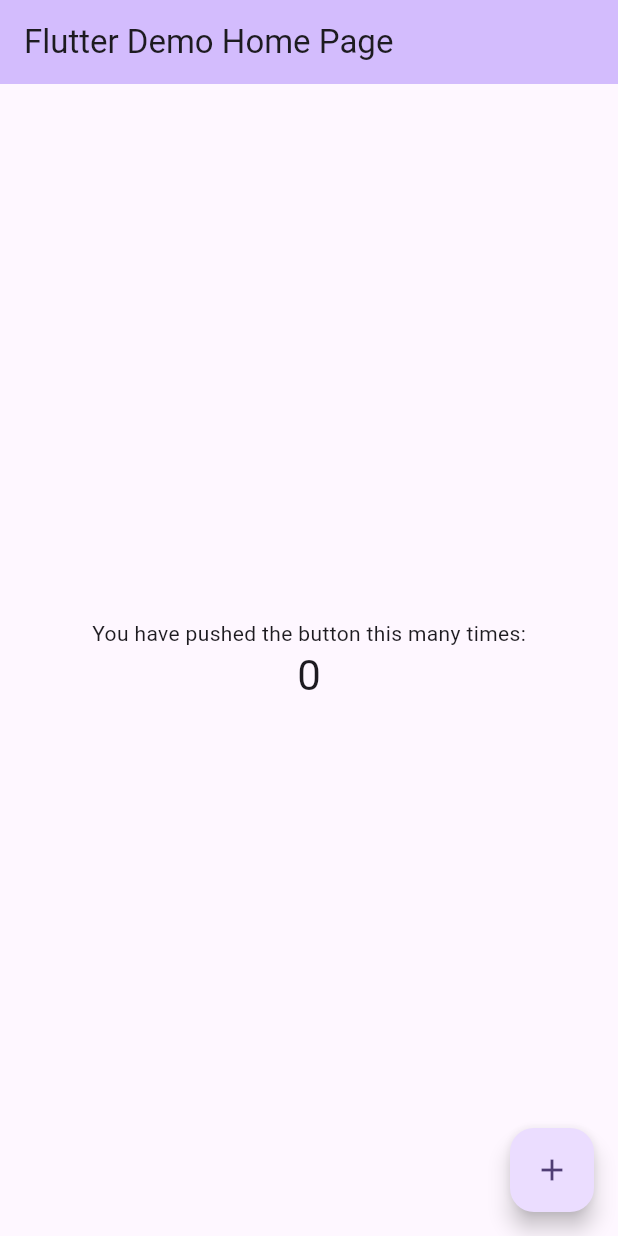
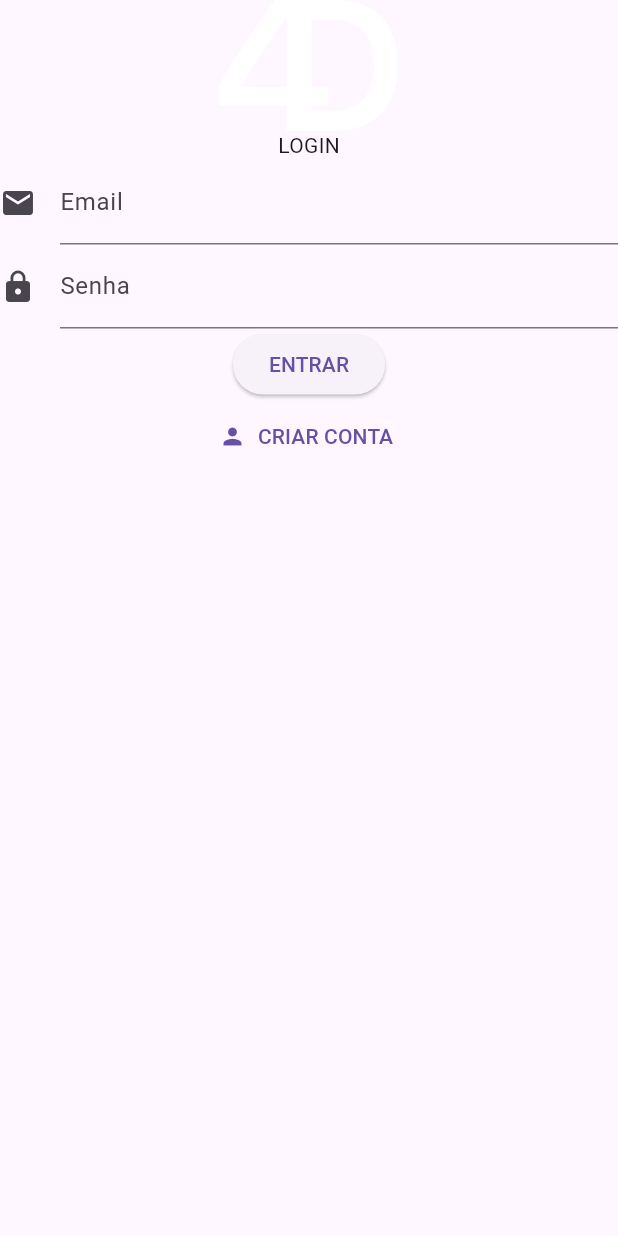
Before and after one commit to RogerDanielSS/flutter_clean_arch, a Flutter app: the screen it shows after launch, on a phone screen of 412 x 824 dp. Run offline on Flutter 3.47's test engine with Material 3 defaults, Android fonts, the phone set to English and light mode, and no system bars.

Commit message:
add login page

```diff
--- a/lib/main.dart
+++ b/lib/main.dart
@@ -1,125 +1,7 @@
 import 'package:flutter/material.dart';
 
-void main() {
-  runApp(const MyApp());
+import '../ui/components/components.dart';
+
+void main(){
+  runApp(const App());
 }
-
-class MyApp extends StatelessWidget {
-  const MyApp({super.key});
-
-  // This widget is the root of your application.
-  @override
-  Widget build(BuildContext context) {
-    return MaterialApp(
-      title: 'Flutter Demo',
-      theme: ThemeData(
-        // This is the theme of your application.
-        //
-        // TRY THIS: Try running your application with "flutter run". You'll see
-        // the application has a purple toolbar. Then, without quitting the app,
-        // try changing the seedColor in the colorScheme below to Colors.green
-        // and then invoke "hot reload" (save your changes or press the "hot
-        // reload" button in a Flutter-supported IDE, or press "r" if you used
-        // the command line to start the app).
-        //
-        // Notice that the counter didn't reset back to zero; the application
-        // state is not lost during the reload. To reset the state, use hot
-        // restart instead.
-        //
-        // This works for code too, not just values: Most code changes can be
-        // tested with just a hot reload.
-        colorScheme: ColorScheme.fromSeed(seedColor: Colors.deepPurple),
-        useMaterial3: true,
-      ),
-      home: const MyHomePage(title: 'Flutter Demo Home Page'),
-    );
-  }
-}
-
-class MyHomePage extends StatefulWidget {
-  const MyHomePage({super.key, required this.title});
-
-  // This widget is the home page of your application. It is stateful, meaning
-  // that it has a State object (defined below) that contains fields that affect
-  // how it looks.
-
-  // This class is the configuration for the state. It holds the values (in this
-  // case the title) provided by the parent (in this case the App widget) and
-  // used by the build method of the State. Fields in a Widget subclass are
-  // always marked "final".
-
-  final String title;
-
-  @override
-  State<MyHomePage> createState() => _MyHomePageState();
-}
-
-class _MyHomePageState extends State<MyHomePage> {
-  int _counter = 0;
-
-  void _incrementCounter() {
-    setState(() {
-      // This call to setState tells the Flutter framework that something has
-      // changed in this State, which causes it to rerun the build method below
-      // so that the display can reflect the updated values. If we changed
-      // _counter without calling setState(), then the build method would not be
-      // called again, and so nothing would appear to happen.
-      _counter++;
-    });
-  }
-
-  @override
-  Widget build(BuildContext context) {
-    // This method is rerun every time setState is called, for instance as done
-    // by the _incrementCounter method above.
-    //
-    // The Flutter framework has been optimized to make rerunning build methods
-    // fast, so that you can just rebuild anything that needs updating rather
-    // than having to individually change instances of widgets.
-    return Scaffold(
-      appBar: AppBar(
-        // TRY THIS: Try changing the color here to a specific color (to
-        // Colors.amber, perhaps?) and trigger a hot reload to see the AppBar
-        // change color while the other colors stay the same.
-        backgroundColor: Theme.of(context).colorScheme.inversePrimary,
-        // Here we take the value from the MyHomePage object that was created by
-        // the App.build method, and use it to set our appbar title.
-        title: Text(widget.title),
-      ),
-      body: Center(
-        // Center is a layout widget. It takes a single child and positions it
-        // in the middle of the parent.
-        child: Column(
-          // Column is also a layout widget. It takes a list of children and
-          // arranges them vertically. By default, it sizes itself to fit its
-          // children horizontally, and tries to be as tall as its parent.
-          //
-          // Column has various properties to control how it sizes itself and
-          // how it positions its children. Here we use mainAxisAlignment to
-          // center the children vertically; the main axis here is the vertical
-          // axis because Columns are vertical (the cross axis would be
-          // horizontal).
-          //
-          // TRY THIS: Invoke "debug painting" (choose the "Toggle Debug Paint"
-          // action in the IDE, or press "p" in the console), to see the
-          // wireframe for each widget.
-          mainAxisAlignment: MainAxisAlignment.center,
-          children: <Widget>[
-            const Text(
-              'You have pushed the button this many times:',
-            ),
-            Text(
-              '$_counter',
-              style: Theme.of(context).textTheme.headlineMedium,
-            ),
-          ],
-        ),
-      ),
-      floatingActionButton: FloatingActionButton(
-        onPressed: _incrementCounter,
-        tooltip: 'Increment',
-        child: const Icon(Icons.add),
-      ), // This trailing comma makes auto-formatting nicer for build methods.
-    );
-  }
-}
--- /dev/null
+++ b/lib/ui/components/app.dart
@@ -0,0 +1,16 @@
+import 'package:flutter/material.dart';
+
+import '../pages/pages.dart';
+
+class App extends StatelessWidget {
+  const App({super.key});
+
+  @override
+  Widget build(BuildContext context) {
+    return const MaterialApp(
+      title: 'MrRoganTano',
+      debugShowCheckedModeBanner: false,
+      home: LoginPage(),
+    );
+  }
+}
--- /dev/null
+++ b/lib/ui/components/components.dart
@@ -0,0 +1 @@
+export './app.dart';
--- /dev/null
+++ b/lib/ui/pages/login_page.dart
@@ -0,0 +1,41 @@
+import 'package:flutter/material.dart';
+
+class LoginPage extends StatelessWidget {
+  const LoginPage({super.key});
+
+  @override
+  Widget build(BuildContext context) {
+    return Scaffold(
+      body: SingleChildScrollView(
+        child: Column(
+          children: <Widget>[
+            const Image(image: AssetImage('lib/ui/assets/logo.png')),
+            const Text('LOGIN'),
+            Form(
+              child: Column(
+                children: <Widget>[
+                  TextFormField(
+                    decoration: const InputDecoration(
+                        labelText: 'Email',
+                        icon: Icon(Icons.email)
+                      ),
+                    keyboardType: TextInputType.emailAddress,
+                  ),
+                  TextFormField(
+                    decoration: const InputDecoration(
+                        labelText: 'Senha',
+                        icon: Icon(Icons.lock)
+                      ),
+                    obscureText: true,
+                  ),
+                  ElevatedButton(onPressed: (){}, child: const Text('ENTRAR')),
+                  TextButton.icon(onPressed: (){}, icon: const Icon(Icons.person), label: const Text('CRIAR CONTA'))
+                ],
+              ),
+            )
+          ],
+        ),
+      ),
+    );
+  }
+}
--- /dev/null
+++ b/lib/ui/pages/pages.dart
@@ -0,0 +1 @@
+export './login_page.dart';
--- a/pubspec.yaml
+++ b/pubspec.yaml
@@ -47,5 +47,6 @@ dev_dependencies:
   faker: ^2.1.0
 
 flutter:
-
   uses-material-design: true
+  assets:
+    - lib/ui/assets/
```
Also changed, not shown: lib/ui/assets/2.0x/logo.png (added), lib/ui/assets/3.0x/logo.png (added), lib/ui/assets/4.0x/logo.png (added), lib/ui/assets/logo.png (added), 2 other files.
